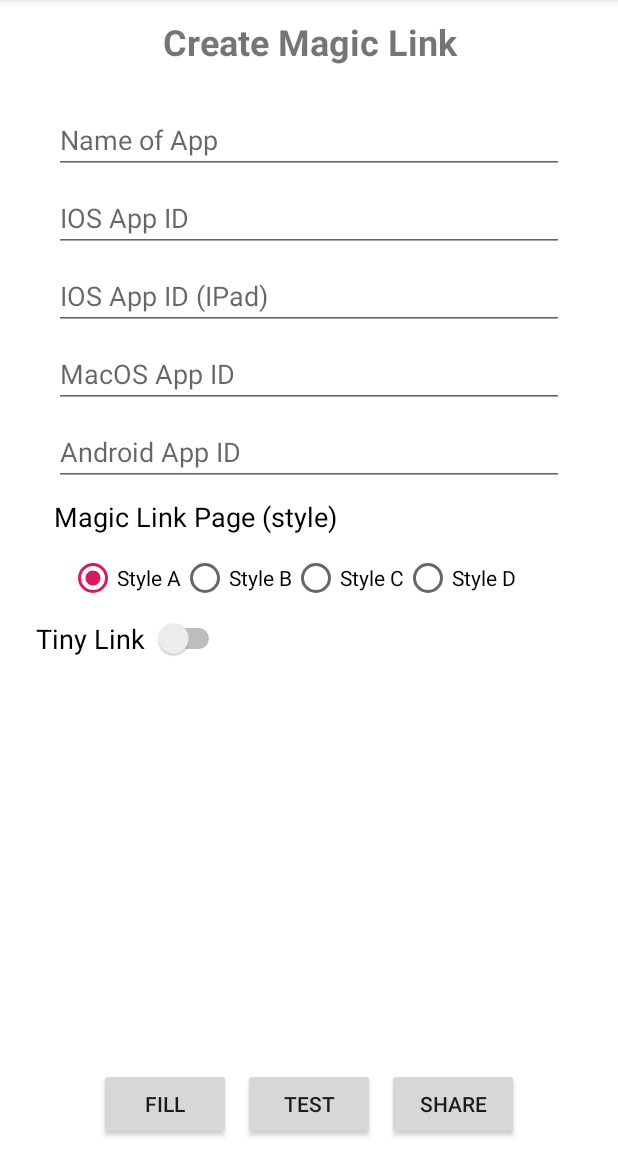
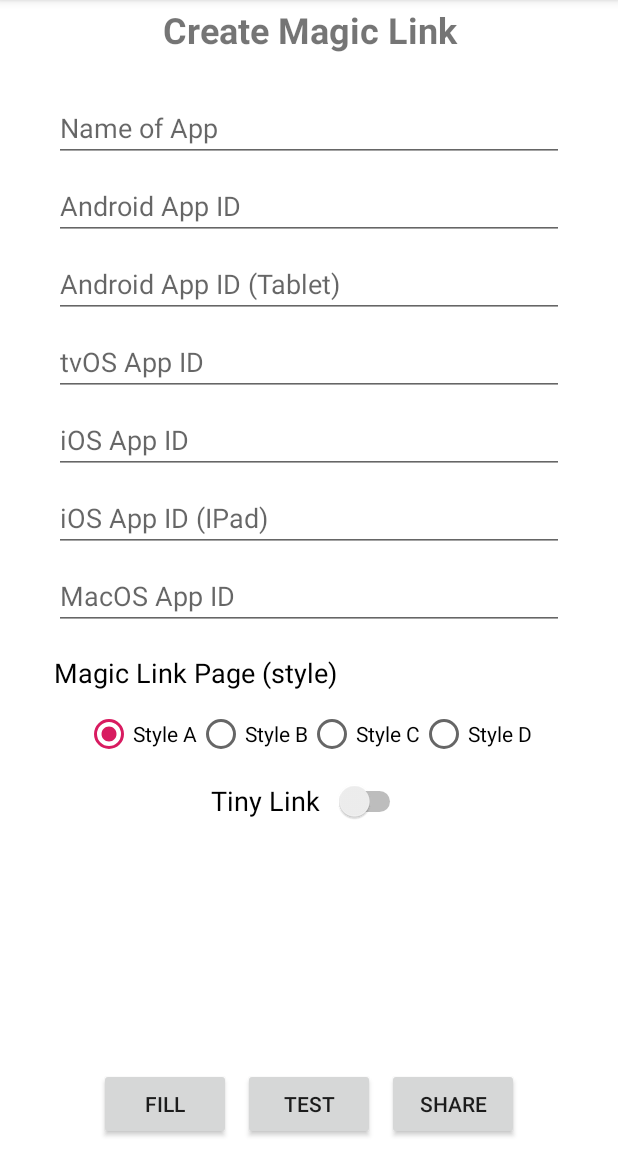
Before and after one commit to Show-My-App/Android, an Android app: the screen it shows after launch (MainActivity), after a tap on "GO", on a phone screen of 412 x 824 dp, the part 84-1236 px from its top. Run offline under Robolectric (Android 15) with nearby library versions, the phone set to English and light mode, and no system bars.

Commit message:
[STEP] add a close keyboard function, missing ID, Scrollview

```diff
--- a/app/src/main/java/com/idemobi/show_my_app/Consts.java
+++ b/app/src/main/java/com/idemobi/show_my_app/Consts.java
@@ -17,6 +17,8 @@ final class Consts  {
     static final String IPAD_APP_ID = "_IPadAppID";
     static final String MAC_APP_ID = "_MacAppID";
     static final String ANDROID_APP_ID = "_AndroidAppID";
+    static final String TABLET_APP_ID = "_TabletAppID";
+    static final String TV_APP_ID = "_TvOSAppID";
     static final String STYLE_LINK = "_Design";
     static final String TINY_LINK = "_TinyLink";
 
@@ -30,9 +32,9 @@ final class Consts  {
     static final String TAG_IOS_APP_ID = "a=";
     static final String TAG_IPAD_APP_ID = "b=";
     static final String TAG_MAC_APP_ID = "m=";
-    static final String tvOS_BundleID = "v=";
+    static final String TAG_TV_APP_ID = "v=";
 
     static final String TAG_ANDROID_APP_ID = "g=";
-    static final String android_Tablet_BundleID = "h=";
+    static final String TAG_TABLET_APP_ID = "h=";
     ////////////////////////////////////////////////////////////////////////////////////////////////
 }
--- a/app/src/main/java/com/idemobi/show_my_app/FragmentSetting.java
+++ b/app/src/main/java/com/idemobi/show_my_app/FragmentSetting.java
@@ -18,6 +18,8 @@ public class FragmentSetting extends Fragment {
     public EditText _IPadAppID;
     public EditText _MacAppID;
     public EditText _AndroidAppID;
+    public EditText _TabletAppID;
+    public EditText _TvOSAppID;
     public RadioGroup _StyleLink;
     public Switch _TinyLink;
 
@@ -30,6 +32,8 @@ public class FragmentSetting extends Fragment {
         _IPadAppID = tRootView.findViewById(R.id.editTextIPadAppID);
         _MacAppID = tRootView.findViewById(R.id.editTextMacAppID);
         _AndroidAppID = tRootView.findViewById(R.id.editTextAndroidAppID);
+        _TabletAppID = tRootView.findViewById(R.id.editTextTabletAppID);
+        _TvOSAppID = tRootView.findViewById(R.id.editTextTVAppID);
         _StyleLink = tRootView.findViewById(R.id.radioStyle);
         _TinyLink = tRootView.findViewById(R.id.switchTinyLink);
 
@@ -87,6 +91,8 @@ public class FragmentSetting extends Fragment {
         rBundle.putString(Consts.IPAD_APP_ID, _IPadAppID.getText().toString());
         rBundle.putString(Consts.MAC_APP_ID, _MacAppID.getText().toString());
         rBundle.putString(Consts.ANDROID_APP_ID, _AndroidAppID.getText().toString());
+        rBundle.putString(Consts.TABLET_APP_ID, _TabletAppID.getText().toString());
+        rBundle.putString(Consts.TV_APP_ID, _TvOSAppID.getText().toString());
         rBundle.putBoolean(Consts.TINY_LINK, _TinyLink.isChecked());
 
         int tID =_StyleLink.getCheckedRadioButtonId();
--- a/app/src/main/java/com/idemobi/show_my_app/FragmentShare.java
+++ b/app/src/main/java/com/idemobi/show_my_app/FragmentShare.java
@@ -16,7 +16,6 @@ public class FragmentShare extends Fragment implements View.OnClickListener {
 
     private static final String TAG = "FragmentTest";
     private String _Params = "";
-    //private Boolean _IsTinyLink = false;
 
     @Override
     public View onCreateView(LayoutInflater inflater, ViewGroup container, Bundle savedInstanceState) {
--- a/app/src/main/java/com/idemobi/show_my_app/MainActivity.java
+++ b/app/src/main/java/com/idemobi/show_my_app/MainActivity.java
@@ -1,7 +1,9 @@
 package com.idemobi.show_my_app;
 
 import android.Manifest;
+import android.app.Activity;
 import android.app.FragmentTransaction;
+import android.content.Context;
 import android.content.pm.PackageManager;
 import android.support.v4.app.ActivityCompat;
 import android.support.v4.content.ContextCompat;
@@ -10,7 +12,9 @@ import android.os.Bundle;
 import android.util.Log;
 import android.view.Menu;
 import android.view.MenuItem;
+import android.view.MotionEvent;
 import android.view.View;
+import android.view.inputmethod.InputMethodManager;
 import android.widget.Button;
 import android.widget.TextView;
 
@@ -86,6 +90,15 @@ public class MainActivity extends AppCompatActivity {
         return super.onOptionsItemSelected(item);
     }
 
+    @Override
+    public boolean dispatchTouchEvent(MotionEvent ev) {
+        if (getCurrentFocus() != null) {
+            InputMethodManager imm = (InputMethodManager) getSystemService(Context.INPUT_METHOD_SERVICE);
+            imm.hideSoftInputFromWindow(getCurrentFocus().getWindowToken(), 0);
+        }
+        return super.dispatchTouchEvent(ev);
+    }
+
     private boolean hasPermissions(String... permissions) {
         if (permissions != null) {
             for (String permission : permissions) {
--- a/app/src/main/res/layout/fragment_setting.xml
+++ b/app/src/main/res/layout/fragment_setting.xml
@@ -11,13 +11,24 @@
     android:orientation="vertical"
     android:focusable="true">
 
+    <ScrollView
+        android:layout_width="match_parent"
+        android:layout_height="match_parent"
+        android:layout_marginBottom="64dp"
+        app:layout_constraintBottom_toBottomOf="parent">
+
+        <LinearLayout
+            android:layout_width="match_parent"
+            android:layout_height="wrap_content"
+            android:gravity="center"
+            android:orientation="vertical">
+
             <TextView
                 android:id="@+id/textTitleLink"
                 android:layout_width="300dp"
                 android:layout_height="40dp"
                 android:layout_marginStart="24dp"
                 android:layout_marginLeft="24dp"
-        android:layout_marginTop="8dp"
                 android:layout_marginEnd="24dp"
                 android:layout_marginRight="24dp"
                 android:gravity="center"
@@ -26,7 +37,23 @@
                 android:textStyle="bold"
                 app:layout_constraintEnd_toEndOf="parent"
                 app:layout_constraintStart_toStartOf="parent"
-        app:layout_constraintTop_toTopOf="parent" />
+                tools:layout_editor_absoluteY="8dp" />
+
+            <EditText
+                android:id="@+id/editTextAppName"
+                android:layout_width="340dp"
+                android:layout_height="44dp"
+                android:layout_marginStart="24dp"
+                android:layout_marginLeft="24dp"
+                android:layout_marginTop="24dp"
+                android:layout_marginEnd="24dp"
+                android:layout_marginRight="24dp"
+                android:ems="10"
+                android:hint="Name of App"
+                android:inputType="textPersonName"
+                app:layout_constraintEnd_toEndOf="parent"
+                app:layout_constraintStart_toStartOf="parent"
+                app:layout_constraintTop_toBottomOf="@+id/textTitleLink" />
 
             <EditText
                 android:id="@+id/editTextAndroidAppID"
@@ -45,6 +72,70 @@
                 app:layout_constraintTop_toBottomOf="@+id/editTextMacAppID" />
 
             <EditText
+                android:id="@+id/editTextTabletAppID"
+                android:layout_width="340dp"
+                android:layout_height="44dp"
+                android:layout_marginStart="24dp"
+                android:layout_marginLeft="24dp"
+                android:layout_marginTop="8dp"
+                android:layout_marginEnd="24dp"
+                android:layout_marginRight="24dp"
+                android:ems="10"
+                android:hint="Android App ID (Tablet)"
+                android:inputType="textPersonName"
+                app:layout_constraintEnd_toEndOf="parent"
+                app:layout_constraintStart_toStartOf="parent"
+                app:layout_constraintTop_toBottomOf="@+id/editTextAndroidAppID" />
+
+            <EditText
+                android:id="@+id/editTextTVAppID"
+                android:layout_width="340dp"
+                android:layout_height="44dp"
+                android:layout_marginStart="24dp"
+                android:layout_marginLeft="24dp"
+                android:layout_marginTop="8dp"
+                android:layout_marginEnd="24dp"
+                android:layout_marginRight="24dp"
+                android:ems="10"
+                android:hint="tvOS App ID"
+                android:inputType="textPersonName"
+                app:layout_constraintEnd_toEndOf="parent"
+                app:layout_constraintStart_toStartOf="parent"
+                app:layout_constraintTop_toBottomOf="@+id/editTextTabletAppID" />
+
+            <EditText
+                android:id="@+id/editTextIOSAppID"
+                android:layout_width="340dp"
+                android:layout_height="44dp"
+                android:layout_marginStart="24dp"
+                android:layout_marginLeft="24dp"
+                android:layout_marginTop="8dp"
+                android:layout_marginEnd="24dp"
+                android:layout_marginRight="24dp"
+                android:ems="10"
+                android:hint="iOS App ID"
+                android:inputType="textPersonName"
+                app:layout_constraintEnd_toEndOf="parent"
+                app:layout_constraintStart_toStartOf="parent"
+                app:layout_constraintTop_toBottomOf="@+id/editTextAppName" />
+
+            <EditText
+                android:id="@+id/editTextIPadAppID"
+                android:layout_width="340dp"
+                android:layout_height="44dp"
+                android:layout_marginStart="24dp"
+                android:layout_marginLeft="24dp"
+                android:layout_marginTop="8dp"
+                android:layout_marginEnd="24dp"
+                android:layout_marginRight="24dp"
+                android:ems="10"
+                android:hint="iOS App ID (IPad)"
+                android:inputType="textPersonName"
+                app:layout_constraintEnd_toEndOf="parent"
+                app:layout_constraintStart_toStartOf="parent"
+                app:layout_constraintTop_toBottomOf="@+id/editTextIOSAppID" />
+
+            <EditText
                 android:id="@+id/editTextMacAppID"
                 android:layout_width="340dp"
                 android:layout_height="44dp"
@@ -60,61 +151,13 @@
                 app:layout_constraintStart_toStartOf="parent"
                 app:layout_constraintTop_toBottomOf="@+id/editTextIPadAppID" />
 
-    <EditText
-        android:id="@+id/editTextIPadAppID"
-        android:layout_width="340dp"
-        android:layout_height="44dp"
-        android:layout_marginStart="24dp"
-        android:layout_marginLeft="24dp"
-        android:layout_marginTop="8dp"
-        android:layout_marginEnd="24dp"
-        android:layout_marginRight="24dp"
-        android:ems="10"
-        android:hint="IOS App ID (IPad)"
-        android:inputType="textPersonName"
-        app:layout_constraintEnd_toEndOf="parent"
-        app:layout_constraintStart_toStartOf="parent"
-        app:layout_constraintTop_toBottomOf="@+id/editTextIOSAppID" />
-
-    <EditText
-        android:id="@+id/editTextIOSAppID"
-        android:layout_width="340dp"
-        android:layout_height="44dp"
-        android:layout_marginStart="24dp"
-        android:layout_marginLeft="24dp"
-        android:layout_marginTop="8dp"
-        android:layout_marginEnd="24dp"
-        android:layout_marginRight="24dp"
-        android:ems="10"
-        android:hint="IOS App ID"
-        android:inputType="textPersonName"
-        app:layout_constraintEnd_toEndOf="parent"
-        app:layout_constraintStart_toStartOf="parent"
-        app:layout_constraintTop_toBottomOf="@+id/editTextAppName" />
-
-    <EditText
-        android:id="@+id/editTextAppName"
-        android:layout_width="340dp"
-        android:layout_height="44dp"
-        android:layout_marginStart="24dp"
-        android:layout_marginLeft="24dp"
-        android:layout_marginTop="24dp"
-        android:layout_marginEnd="24dp"
-        android:layout_marginRight="24dp"
-        android:ems="10"
-        android:hint="Name of App"
-        android:inputType="textPersonName"
-        app:layout_constraintEnd_toEndOf="parent"
-        app:layout_constraintStart_toStartOf="parent"
-        app:layout_constraintTop_toBottomOf="@+id/textTitleLink" />
-
             <TextView
                 android:id="@+id/textMLP"
                 android:layout_width="340dp"
                 android:layout_height="30dp"
                 android:layout_marginStart="24dp"
                 android:layout_marginLeft="24dp"
-        android:layout_marginTop="8dp"
+                android:layout_marginTop="16dp"
                 android:layout_marginEnd="24dp"
                 android:layout_marginRight="24dp"
                 android:text="Magic Link Page (style)"
@@ -122,19 +165,7 @@
                 android:textSize="18sp"
                 app:layout_constraintEnd_toEndOf="parent"
                 app:layout_constraintStart_toStartOf="parent"
-        app:layout_constraintTop_toBottomOf="@+id/editTextAndroidAppID" />
-
-    <Switch
-        android:id="@+id/switchTinyLink"
-        android:layout_width="126dp"
-        android:layout_height="35dp"
-        android:layout_marginStart="24dp"
-        android:layout_marginLeft="24dp"
-        android:layout_marginTop="8dp"
-        android:text="Tiny Link"
-        android:textSize="18sp"
-        app:layout_constraintStart_toStartOf="parent"
-        app:layout_constraintTop_toBottomOf="@+id/radioStyle" />
+                app:layout_constraintTop_toBottomOf="@+id/editTextTVAppID" />
 
             <RadioGroup
                 android:id="@+id/radioStyle"
@@ -145,8 +176,10 @@
                 android:layout_marginTop="8dp"
                 android:layout_marginEnd="8dp"
                 android:layout_marginRight="8dp"
+                android:gravity="center"
                 android:orientation="horizontal"
                 app:layout_constraintEnd_toEndOf="parent"
+                app:layout_constraintHorizontal_bias="0.493"
                 app:layout_constraintStart_toStartOf="parent"
                 app:layout_constraintTop_toBottomOf="@+id/textMLP">
 
@@ -175,6 +208,20 @@
                     android:layout_height="wrap_content"
                     android:text="Style D" />
             </RadioGroup>
+
+            <Switch
+                android:id="@+id/switchTinyLink"
+                android:layout_width="130dp"
+                android:layout_height="44dp"
+                android:layout_marginTop="8dp"
+                android:text="Tiny Link"
+                android:textSize="18sp"
+                app:layout_constraintStart_toStartOf="parent"
+                app:layout_constraintTop_toBottomOf="@+id/radioStyle" />
+
+        </LinearLayout>
+
+    </ScrollView>
 
     <Button
         android:id="@+id/buttonFill"
```
Also changed, not shown: app/src/main/java/com/idemobi/show_my_app/DownloaderHelper.java (+8 -0 lines), app/src/main/res/layout/fragment_test.xml (+75 -60 lines). Lines whose indentation alone changed are shown as unchanged.
